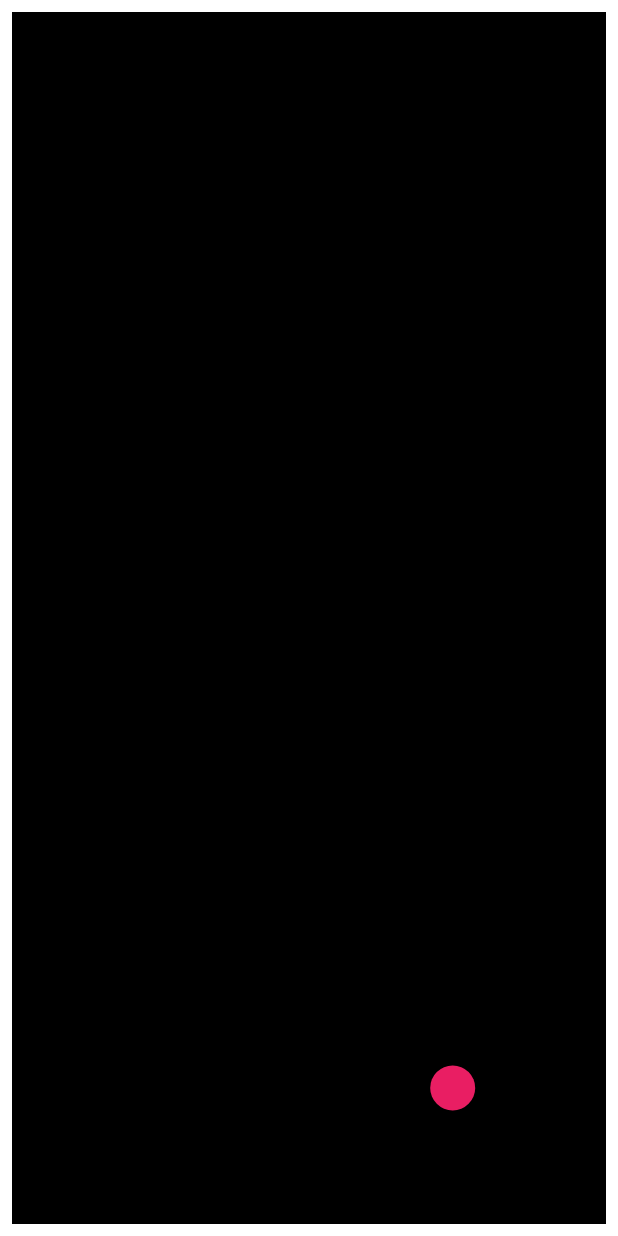
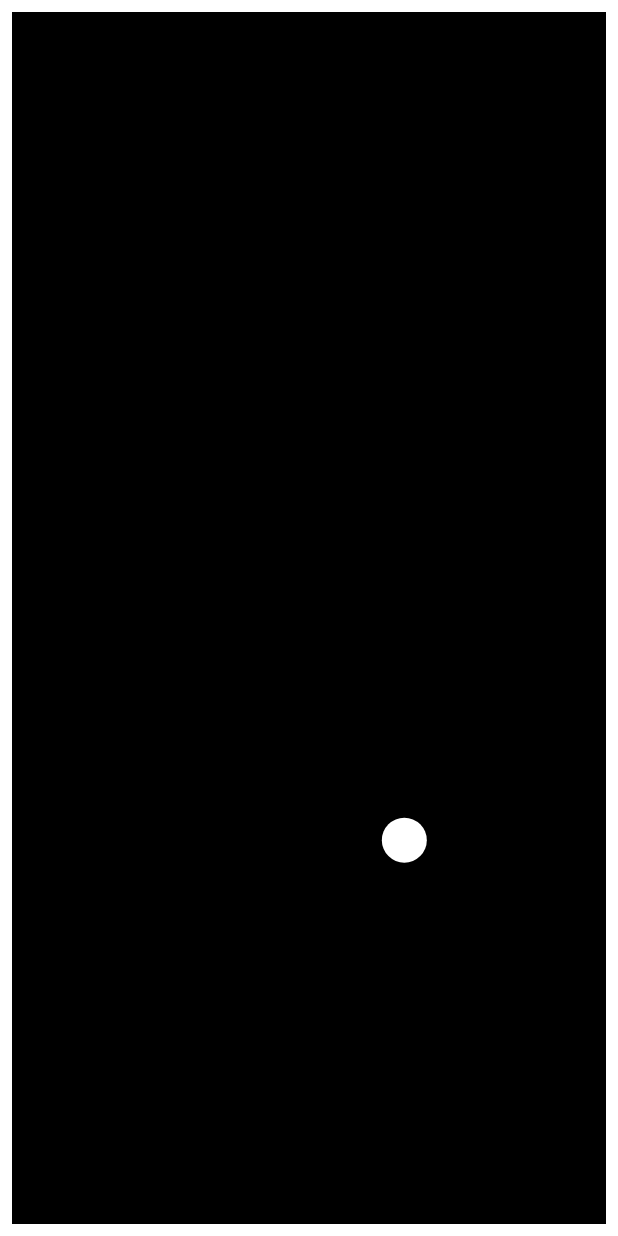
Before and after one commit to sharmadhiraj/Flutter-Magic-Balls, a Flutter app: the screen it shows after launch, on a phone screen of 412 x 824 dp. Run offline on Flutter 3.47's test engine with Material 3 defaults, Android fonts, the phone set to English and light mode, and no system bars.

Commit message:
Include multiple balls, implement create and vanish feature.

```diff
--- /dev/null
+++ b/lib/components/ball.dart
@@ -0,0 +1,122 @@
+import 'dart:async';
+import 'dart:math';
+
+import 'package:flutter/material.dart';
+import 'package:flutter_magic_balls/models/ball.dart';
+import 'package:flutter_magic_balls/util/config.dart';
+
+class BallWidget extends StatefulWidget {
+  const BallWidget({
+    required this.ball,
+    required this.onHitBoundary,
+    super.key,
+  });
+
+  final Ball ball;
+  final void Function(Ball) onHitBoundary;
+
+  @override
+  State<BallWidget> createState() => _BallWidgetState();
+}
+
+class _BallWidgetState extends State<BallWidget> {
+  Offset _circlePosition = const Offset(0, 0);
+  late double _width, _height;
+  double _statusBarHeight = 0;
+  double _bottomBarHeight = 0;
+  late Timer _timer;
+  bool _movingRight = true;
+  double _slope = 0;
+  Color _color = Colors.transparent;
+
+  @override
+  void initState() {
+    super.initState();
+    WidgetsBinding.instance.addPostFrameCallback((_) => _init());
+  }
+
+  @override
+  Widget build(BuildContext context) {
+    return Positioned(
+      left: _circlePosition.dx,
+      top: _circlePosition.dy,
+      child: Container(
+        decoration: BoxDecoration(
+          color: _color,
+          shape: BoxShape.circle,
+        ),
+        height: Config.ballSize,
+        width: Config.ballSize,
+      ),
+    );
+  }
+
+  void _init() {
+    _statusBarHeight = MediaQuery.of(context).viewPadding.top;
+    _bottomBarHeight = MediaQuery.of(context).viewPadding.bottom;
+    _height = MediaQuery.of(context).size.height;
+    _width = MediaQuery.of(context).size.width;
+    _circlePosition = Offset(
+      (_width - Config.ballSize) / 2,
+      (_height - Config.ballSize) / 2,
+    );
+    _color = widget.ball.color;
+    _initMovementDirection();
+  }
+
+  void _initMovementDirection() {
+    final double initX = Random().nextDouble() * _width;
+    final double initY = Random().nextDouble() * _height;
+    _slope = (-initY + _circlePosition.dy) / (initX - _circlePosition.dx);
+    _movingRight = initX > _circlePosition.dx;
+    _initTimer();
+  }
+
+  void _initTimer() {
+    _timer = Timer.periodic(
+      Config.ballMovementDuration,
+      (timer) {
+        final double xDistance = sqrt(1 / (1 + pow(_slope, 2)));
+        setState(
+          () => _circlePosition = Offset(
+            _circlePosition.dx + (_movingRight ? 1 : -1) * xDistance,
+            _circlePosition.dy + (_movingRight ? -1 : 1) * _slope * xDistance,
+          ),
+        );
+        if (_hitTopOrBottomBoundary()) {
+          widget.onHitBoundary(widget.ball);
+          setState(() => _slope = _slope * -1);
+        }
+        if (_hitLeftOrRightBoundary()) {
+          widget.onHitBoundary(widget.ball);
+          setState(() {
+            _slope = _slope * -1;
+            _movingRight = !_movingRight;
+          });
+        }
+      },
+    );
+  }
+
+  bool _hitTopOrBottomBoundary() {
+    return _circlePosition.dy <
+            Config.containerBorderWidth + _statusBarHeight ||
+        _circlePosition.dy >
+            _height -
+                Config.ballSize -
+                Config.containerBorderWidth -
+                _bottomBarHeight;
+  }
+
+  bool _hitLeftOrRightBoundary() {
+    return _circlePosition.dx >
+            _width - Config.ballSize - Config.containerBorderWidth ||
+        _circlePosition.dx < Config.containerBorderWidth;
+  }
+
+  @override
+  void dispose() {
+    super.dispose();
+    _timer.cancel();
+  }
+}
--- a/lib/main.dart
+++ b/lib/main.dart
@@ -12,6 +12,7 @@ class MagicBallsApp extends StatelessWidget {
   @override
   Widget build(BuildContext context) {
     return MaterialApp(
+      debugShowCheckedModeBanner: false,
       title: Constant.appName,
       theme: ThemeData(
         colorScheme: ColorScheme.fromSeed(seedColor: Colors.teal),
--- /dev/null
+++ b/lib/models/ball.dart
@@ -0,0 +1,16 @@
+import 'package:flutter/material.dart';
+import 'package:flutter_magic_balls/util/common.dart';
+
+class Ball {
+  final String id;
+  final Color color;
+
+  Ball({required this.id, required this.color});
+
+  static Ball create() {
+    return Ball(
+      id: CommonUtil.generateRandomId(),
+      color: CommonUtil.getRandomColor(),
+    );
+  }
+}
--- /dev/null
+++ b/lib/models/ball_future.dart
@@ -0,0 +1,5 @@
+enum BallFuture {
+  vanish,
+  create,
+  nothing,
+}
--- a/lib/screens/home.dart
+++ b/lib/screens/home.dart
@@ -1,7 +1,10 @@
 import 'dart:async';
-import 'dart:math';
 
 import 'package:flutter/material.dart';
+import 'package:flutter_magic_balls/components/ball.dart';
+import 'package:flutter_magic_balls/models/ball.dart';
+import 'package:flutter_magic_balls/models/ball_future.dart';
+import 'package:flutter_magic_balls/util/common.dart';
 import 'package:flutter_magic_balls/util/config.dart';
 
 class HomeScreen extends StatefulWidget {
@@ -12,19 +15,14 @@ class HomeScreen extends StatefulWidget {
 }
 
 class _HomeScreenState extends State<HomeScreen> {
-  Offset _circlePosition = const Offset(0, 0);
-  late double _width, _height;
-  double _statusBarHeight = 0;
-  double _bottomBarHeight = 0;
-  late Timer _timer;
-  bool _movingRight = true;
-  double _slope = 0;
   Color _borderColor = Config.containerBorderColor;
+  final List<BallWidget> _balls = [];
 
   @override
   void initState() {
     super.initState();
-    WidgetsBinding.instance.addPostFrameCallback((_) => _init());
+    WidgetsBinding.instance.addPostFrameCallback((_) => _addNewBall());
+    ;
   }
 
   @override
@@ -39,18 +37,7 @@ class _HomeScreenState extends State<HomeScreen> {
     return Stack(
       children: [
         _buildContainerBorder(),
-        Positioned(
-          left: _circlePosition.dx,
-          top: _circlePosition.dy,
-          child: Container(
-            decoration: const BoxDecoration(
-              color: Colors.pink,
-              shape: BoxShape.circle,
-            ),
-            height: Config.ballSize,
-            width: Config.ballSize,
-          ),
-        ),
+        ..._balls,
       ],
     );
   }
@@ -58,8 +45,8 @@ class _HomeScreenState extends State<HomeScreen> {
   Widget _buildContainerBorder() {
     return AnimatedContainer(
       margin: EdgeInsets.only(
-        top: _statusBarHeight,
-        bottom: _bottomBarHeight,
+        top: MediaQuery.of(context).viewPadding.top,
+        bottom: MediaQuery.of(context).viewPadding.bottom,
       ),
       decoration: BoxDecoration(
         color: Colors.black,
@@ -74,75 +61,39 @@ class _HomeScreenState extends State<HomeScreen> {
     );
   }
 
-  void _init() {
-    _statusBarHeight = MediaQuery.of(context).viewPadding.top;
-    _bottomBarHeight = MediaQuery.of(context).viewPadding.bottom;
-    _height = MediaQuery.of(context).size.height;
-    _width = MediaQuery.of(context).size.width;
-    _circlePosition = Offset(
-      (_width - Config.ballSize) / 2,
-      (_height - Config.ballSize) / 2,
-    );
-    final double initX = Random().nextDouble() * _width;
-    final double initY = _height;
-    _slope = (-initY + _circlePosition.dy) / (initX - _circlePosition.dx);
-    _movingRight = initX > _circlePosition.dx;
-    _initTimer();
-  }
-
-  void _initTimer() {
-    _timer = Timer.periodic(
-      const Duration(milliseconds: Config.ballSpeed),
-      (timer) {
-        final double xDistance = sqrt(1 / (1 + pow(_slope, 2)));
-        setState(
-          () => _circlePosition = Offset(
-            _circlePosition.dx + (_movingRight ? 1 : -1) * xDistance,
-            _circlePosition.dy + (_movingRight ? -1 : 1) * _slope * xDistance,
-          ),
-        );
-        if (_hitTopOrBottomBoundary()) {
-          _glow();
-          setState(() => _slope = _slope * -1);
-        }
-        if (_hitLeftOrRightBoundary()) {
-          _glow();
-          setState(() {
-            _slope = _slope * -1;
-            _movingRight = !_movingRight;
-          });
-        }
-      },
-    );
-  }
-
-  bool _hitTopOrBottomBoundary() {
-    return _circlePosition.dy <
-            Config.containerBorderWidth + _statusBarHeight ||
-        _circlePosition.dy >
-            _height -
-                Config.ballSize -
-                Config.containerBorderWidth -
-                _bottomBarHeight;
-  }
-
-  bool _hitLeftOrRightBoundary() {
-    return _circlePosition.dx >
-            _width - Config.ballSize - Config.containerBorderWidth ||
-        _circlePosition.dx < Config.containerBorderWidth;
-  }
-
-  void _glow() {
-    setState(() => _borderColor = Colors.pink);
+  void _handleBoundaryHit(Ball ball) {
+    _handleBallFuture(ball);
+    setState(() => _borderColor = ball.color);
     Future.delayed(
       Config.containerGlowDuration,
       () => setState(() => _borderColor = Config.containerBorderColor),
     );
   }
 
-  @override
-  void dispose() {
-    super.dispose();
-    _timer.cancel();
+  void _handleBallFuture(Ball ball) {
+    final BallFuture ballFuture = CommonUtil.getRandomFuture();
+    if (ballFuture == BallFuture.create) {
+      _addNewBall();
+    } else if (ballFuture == BallFuture.vanish) {
+      _removeBall(ball);
+    }
+  }
+
+  void _addNewBall() {
+    if (_balls.length > Config.maxBallsCount) return;
+    setState(
+      () => _balls.add(
+        BallWidget(
+          ball: Ball.create(),
+          onHitBoundary: _handleBoundaryHit,
+        ),
+      ),
+    );
+  }
+
+  void _removeBall(Ball ball) {
+    if (_balls.length <= 1) return;
+    setState(() =>
+        _balls.removeWhere((ballWidget) => ballWidget.ball.id == ball.id));
   }
 }
--- /dev/null
+++ b/lib/util/common.dart
@@ -0,0 +1,24 @@
+import 'dart:math';
+
+import 'package:flutter/material.dart';
+import 'package:flutter_magic_balls/models/ball_future.dart';
+import 'package:flutter_magic_balls/util/config.dart';
+
+class CommonUtil {
+  static String generateRandomId() {
+    final String timestamp = DateTime.now().millisecondsSinceEpoch.toString();
+    final String randomPart =
+        Random().nextInt(999999).toString().padLeft(6, '0');
+    return "$timestamp$randomPart";
+  }
+
+  static Color getRandomColor() {
+    if (Config.ballColors.isEmpty) return Colors.teal;
+    return Config.ballColors[Random().nextInt(Config.ballColors.length)];
+  }
+
+  static BallFuture getRandomFuture() {
+    if (Config.ballFuture.isEmpty) return BallFuture.nothing;
+    return Config.ballFuture[Random().nextInt(Config.ballFuture.length)];
+  }
+}
--- a/lib/util/config.dart
+++ b/lib/util/config.dart
@@ -1,9 +1,31 @@
 import 'package:flutter/material.dart';
+import 'package:flutter_magic_balls/models/ball_future.dart';
 
 class Config {
   static const double ballSize = 30;
-  static const int ballSpeed = 4;
+  static const Duration ballMovementDuration = Duration(milliseconds: 5);
   static const double containerBorderWidth = 8;
   static const Color containerBorderColor = Colors.white;
   static const Duration containerGlowDuration = Duration(milliseconds: 150);
+  static const int maxBallsCount = 20;
+  static const List<BallFuture> ballFuture = [
+    BallFuture.vanish,
+    BallFuture.create,
+    BallFuture.create,
+    BallFuture.nothing,
+  ];
+  static const List<Color> ballColors = [
+    Colors.pink,
+    Colors.red,
+    Colors.orange,
+    Colors.blue,
+    Colors.white,
+    Colors.green,
+    Colors.teal,
+    Colors.amber,
+    Colors.cyan,
+    Colors.indigo,
+    Colors.purple,
+    Colors.yellow,
+  ];
 }
```
Also changed, not shown: 3 other files.
